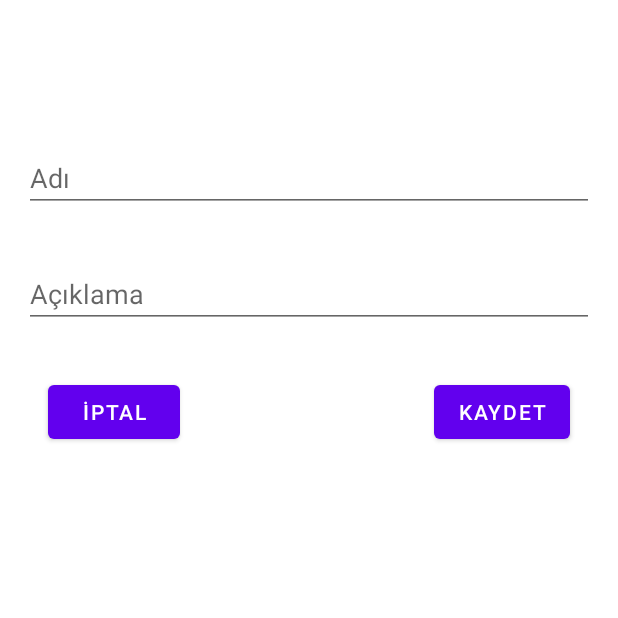
After one commit to etasdemir/FindMyRoute, an Android app: the fragment SaveLocationFragment placed in its activity, on a phone screen of 412 x 824 dp, the top half of it. The commit adds this screen. Run offline under Robolectric (Android 15) with nearby library versions, the phone set to English and light mode, and no system bars; our stand-ins replace Timber.

Commit message:
Create save location fragment atop map fragment

```diff
--- /dev/null
+++ b/app/src/main/java/com/elacqua/findmyrouteapp/ui/location/SaveLocationFragment.kt
@@ -0,0 +1,46 @@
+package com.elacqua.findmyrouteapp.ui.location
+
+import android.os.Bundle
+import androidx.fragment.app.Fragment
+import android.view.LayoutInflater
+import android.view.View
+import android.view.ViewGroup
+import androidx.fragment.app.viewModels
+import com.elacqua.findmyrouteapp.R
+import kotlinx.android.synthetic.main.save_location_fragment.*
+import timber.log.Timber
+
+class SaveLocationFragment : Fragment() {
+
+    private val viewModel: SaveLocationViewModel by viewModels()
+
+    override fun onViewCreated(view: View, savedInstanceState: Bundle?) {
+        super.onViewCreated(view, savedInstanceState)
+
+        buttonSaveListener()
+        buttonCancelListener()
+    }
+
+    private fun buttonSaveListener() {
+        btn_save_location_save.setOnClickListener {
+            Timber.e("Save location")
+            navigateBack()
+        }
+    }
+
+    private fun buttonCancelListener() {
+        btn_save_location_cancel.setOnClickListener {
+            navigateBack()
+        }
+    }
+
+    private fun navigateBack() = parentFragmentManager.popBackStack()
+
+    override fun onCreateView(
+        inflater: LayoutInflater, container: ViewGroup?,
+        savedInstanceState: Bundle?
+    ): View? {
+        return inflater.inflate(R.layout.save_location_fragment, container, false)
+    }
+
+}
--- a/app/src/main/res/layout/activity_maps.xml
+++ b/app/src/main/res/layout/activity_maps.xml
@@ -1,9 +1,17 @@
 <?xml version="1.0" encoding="utf-8"?>
-<fragment xmlns:android="http://schemas.android.com/apk/res/android"
+<FrameLayout
+    android:id="@+id/fragment_container"
+    xmlns:android="http://schemas.android.com/apk/res/android"
     xmlns:map="http://schemas.android.com/apk/res-auto"
     xmlns:tools="http://schemas.android.com/tools"
-    android:id="@+id/map"
-    android:name="com.google.android.gms.maps.SupportMapFragment"
     android:layout_width="match_parent"
     android:layout_height="match_parent"
-    tools:context=".ui.map.MapsActivity" />
+    tools:context=".ui.map.MapsActivity">
+
+    <fragment
+        android:id="@+id/map"
+        android:name="com.google.android.gms.maps.SupportMapFragment"
+        android:layout_width="match_parent"
+        android:layout_height="match_parent" />
+
+</FrameLayout>
--- /dev/null
+++ b/app/src/main/res/layout/save_location_fragment.xml
@@ -0,0 +1,57 @@
+<?xml version="1.0" encoding="utf-8"?>
+<androidx.constraintlayout.widget.ConstraintLayout xmlns:android="http://schemas.android.com/apk/res/android"
+    xmlns:app="http://schemas.android.com/apk/res-auto"
+    xmlns:tools="http://schemas.android.com/tools"
+    android:id="@+id/cl_LocationFragment"
+    android:layout_width="match_parent"
+    android:layout_height="match_parent"
+    android:background="#FFFFFF"
+    tools:context=".ui.location.SaveLocationFragment">
+
+    <EditText
+        android:id="@+id/txt_save_location_title"
+        android:layout_width="0dp"
+        android:layout_height="wrap_content"
+        android:layout_marginStart="16dp"
+        android:layout_marginTop="96dp"
+        android:layout_marginEnd="16dp"
+        android:ems="10"
+        android:inputType="text"
+        android:hint="@string/save_location_name"
+        app:layout_constraintEnd_toEndOf="parent"
+        app:layout_constraintStart_toStartOf="parent"
+        app:layout_constraintTop_toTopOf="parent" />
+
+    <EditText
+        android:id="@+id/txt_save_location_description"
+        android:layout_width="0dp"
+        android:layout_height="wrap_content"
+        android:layout_marginTop="32dp"
+        android:ems="10"
+        android:inputType="text"
+        android:hint="@string/save_location_description"
+        app:layout_constraintEnd_toEndOf="@+id/txt_save_location_title"
+        app:layout_constraintStart_toStartOf="@+id/txt_save_location_title"
+        app:layout_constraintTop_toBottomOf="@+id/txt_save_location_title" />
+
+    <Button
+        android:id="@+id/btn_save_location_save"
+        android:layout_width="wrap_content"
+        android:layout_height="wrap_content"
+        android:layout_marginEnd="32dp"
+        android:text="@string/save_location_save"
+        app:layout_constraintBottom_toBottomOf="@+id/btn_save_location_cancel"
+        app:layout_constraintEnd_toEndOf="parent"
+        app:layout_constraintTop_toTopOf="@+id/btn_save_location_cancel" />
+
+    <Button
+        android:id="@+id/btn_save_location_cancel"
+        android:layout_width="wrap_content"
+        android:layout_height="wrap_content"
+        android:layout_marginStart="32dp"
+        android:layout_marginTop="32dp"
+        android:text="@string/save_location_cancel"
+        app:layout_constraintStart_toStartOf="parent"
+        app:layout_constraintTop_toBottomOf="@+id/txt_save_location_description" />
+
+</androidx.constraintlayout.widget.ConstraintLayout>
--- a/app/src/main/res/values/strings.xml
+++ b/app/src/main/res/values/strings.xml
@@ -1,4 +1,12 @@
 <resources>
     <string name="app_name">FindMyRouteApp</string>
     <string name="title_activity_maps">Map</string>
+
+
+    // Save Location Fragment
+    <string name="save_location_save">Kaydet</string>
+    <string name="save_location_cancel">İptal</string>
+    <string name="save_location_name">Adı</string>
+    <string name="save_location_description">Açıklama</string>
+
 </resources>
```
Also changed, not shown: app/build.gradle (+13 -3 lines), app/src/main/java/com/elacqua/findmyrouteapp/ui/location/SaveLocationViewModel.kt (added, +7 -0 lines), app/src/main/java/com/elacqua/findmyrouteapp/ui/map/MapsActivity.kt (+25 -9 lines), 1 other file.
